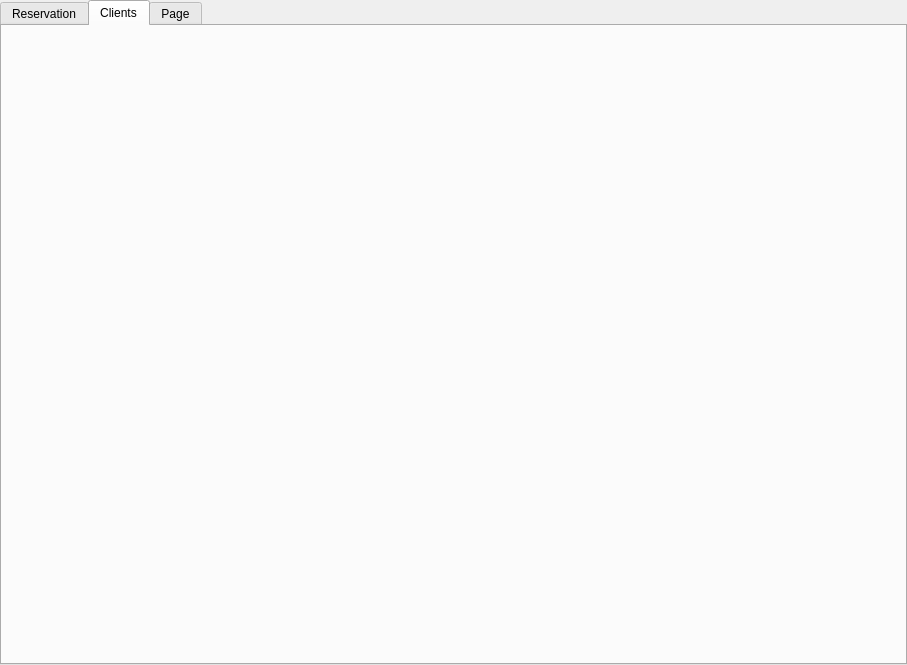
First picture: the form in ui/reservation.ui, repository Dimalko/telo2, before the edit.
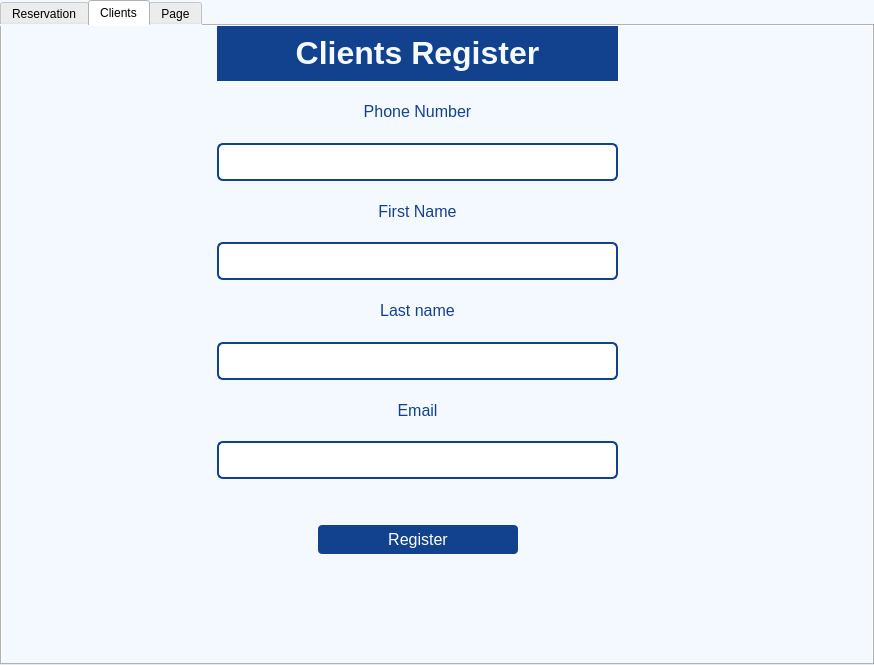
Second picture: the form after the edit. The open tabs and pages were chosen to show the change.

Commit message:
client register
Εχω κανει να κανω register των clinet να εμφανιζω τα cleints και τα tours και search bars και για τα δυο αυριο θα κανω να εμφανιζει αναλογα με το tour τα σωστα hotels ωστε να κανω το reservation

Patch:
```diff
--- a/ui/reservation.ui
+++ b/ui/reservation.ui
@@ -6,7 +6,7 @@
    <rect>
     <x>0</x>
     <y>0</y>
-    <width>907</width>
+    <width>874</width>
     <height>665</height>
    </rect>
   </property>
@@ -15,75 +15,60 @@
   </property>
   <property name="styleSheet">
    <string notr="true">QWidget{
-font: 57 8pt &quot;Yu Gothic Medium&quot;;
+background-color: rgb(243, 249, 254);
+}
+
+
+QLabel{
+color: rgb(18, 65, 141);
+font-size:16px;
+padding-bottom: 0px;
+text-align: center;
+}
+
+QLineEdit{
+background-color: rgb(255, 255, 255);
+border: 2px solid; 
+border-radius: 6px; 
+border-color:rgb(18, 65, 141);
+padding: 8px;
+color: rgb(18, 65, 141);
+font-size:14px;
 }
 
 QPushButton{
 color:#fff;
 border: 0px;
-font-size: 14px;
+font-size: 16px;
 padding: 5px;
-background-color: rgb(8, 123, 225);
+background-color: rgb(18, 65, 141);
+border-radius:4px;
 }
 
 QPushButton:hover{
 background-color: rgb(47, 142, 228);
 }
-
-QTableWidget {
-border:none;
-background-color: white; 
-alternate-background-color: #f0f0f0;
+QListWidget {
+    background-color: white;
+    border: 2px solid rgb(18, 65, 141);
+    border-radius: 6px;
+    alternate-background-color: #f0f0f0;
+    padding: 2px;
+    font-size: 14px;
+    color: rgb(18, 65, 141);
 }
 
-QHeaderView::section {
-    background-color: rgb(18, 65, 141);            
-	color: rgb(243, 249, 254);
-    font: 57 8pt &quot;Yu Gothic Medium&quot;;
-    padding: 5px;
-    border: 1px solid rgb(24, 89, 193); 
+QListWidget::item {
+    padding: 6px;
+    border-bottom: 1px solid #e0e0e0;
 }
 
-#QTableWidget QTableCornerButton::section {
-    background-color: #74b9ff; /* Top-left corner color */
-    border: 1px solid #0984e3;
-	border-radius:5px;
+QListWidget::item:selected {
+    background-color: rgb(18, 65, 141);
+    color: white;
+    border-radius: 4px;
 }
-
-QScrollBar:horizontal {
-    border: none;
-    background: #dfe6e9;  /* Background color of the scrollbar track */
-    height: 12px;  /* Thickness of the scrollbar */
-    margin: 0px 0px 0px 0px;
-}
-
-QScrollBar::handle:horizontal {
-    background: #0984e3; /* Color of the scrollbar handle (slider) */
-    min-width: 20px; /* Minimum width of the handle */
-    border-radius: 6px; /* Rounded edges */
-}
-
-QScrollBar::handle:horizontal:hover {
-    background: #74b9ff; /* Lighter color when hovered */
-}
-
-QScrollBar::add-line:horizontal, QScrollBar::sub-line:horizontal {
-    background: none; /* Removes the small arrow buttons */
-}
-
-QScrollBar::add-page:horizontal, QScrollBar::sub-page:horizontal {
-    background: none; /* Keeps empty space color same */
-}
-
-QListWidget{
-	border: 1px solid rgb(161, 161, 161);	
-	border-radius:10px;
-}
-
-QLineEdit{
-	border: 1px solid rgb(18, 65, 141);	
-	border-radius: 9px;
-}</string>
+</string>
   </property>
   <widget class="QWidget" name="centralwidget">
    <property name="styleSheet">
@@ -214,6 +199,179 @@
        <attribute name="title">
         <string>Clients</string>
        </attribute>
+       <widget class="QWidget" name="widget" native="true">
+        <property name="geometry">
+         <rect>
+          <x>215</x>
+          <y>0</y>
+          <width>401</width>
+          <height>528</height>
+         </rect>
+        </property>
+        <property name="styleSheet">
+         <string notr="true"/>
+        </property>
+        <layout class="QGridLayout" name="gridLayout">
+         <item row="4" column="0">
+          <widget class="QLineEdit" name="FirstNameInput">
+           <property name="styleSheet">
+            <string notr="true"/>
+           </property>
+          </widget>
+         </item>
+         <item row="1" column="0">
+          <widget class="QLabel" name="PhoneNumberLabel">
+           <property name="text">
+            <string>&lt;html&gt;&lt;head/&gt;&lt;body&gt;&lt;p align=&quot;center&quot;&gt;&lt;span style=&quot; font-size:12pt;&quot;&gt;Phone Number&lt;/span&gt;&lt;/p&gt;&lt;/body&gt;&lt;/html&gt;</string>
+           </property>
+          </widget>
+         </item>
+         <item row="8" column="0">
+          <widget class="QLineEdit" name="EmailInput">
+           <property name="styleSheet">
+            <string notr="true"/>
+           </property>
+          </widget>
+         </item>
+         <item row="6" column="0">
+          <widget class="QLineEdit" name="LastNameInput">
+           <property name="styleSheet">
+            <string notr="true"/>
+           </property>
+          </widget>
+         </item>
+         <item row="2" column="0">
+          <widget class="QLineEdit" name="PhoneNumberInput">
+           <property name="styleSheet">
+            <string notr="true"/>
+           </property>
+          </widget>
+         </item>
+         <item row="9" column="0">
+          <spacer name="verticalSpacer">
+           <property name="orientation">
+            <enum>Qt::Vertical</enum>
+           </property>
+           <property name="sizeType">
+            <enum>QSizePolicy::Minimum</enum>
+           </property>
+           <property name="sizeHint" stdset="0">
+            <size>
+             <width>20</width>
+             <height>40</height>
+            </size>
+           </property>
+          </spacer>
+         </item>
+         <item row="5" column="0">
+          <widget class="QLabel" name="LastNameLabel">
+           <property name="text">
+            <string>&lt;html&gt;&lt;head/&gt;&lt;body&gt;&lt;p align=&quot;center&quot;&gt;&lt;span style=&quot; font-size:12pt;&quot;&gt;Last name&lt;/span&gt;&lt;/p&gt;&lt;/body&gt;&lt;/html&gt;</string>
+           </property>
+          </widget>
+         </item>
+         <item row="0" column="0">
+          <widget class="QWidget" name="labelWidget" native="true">
+           <property name="styleSheet">
+            <string notr="true">background-color: rgb(18, 65, 141);</string>
+           </property>
+           <layout class="QHBoxLayout" name="horizontalLayout_3">
+            <item>
+             <widget class="QLabel" name="client_label">
+              <property name="styleSheet">
+               <string notr="true">color: rgb(243, 249, 254);</string>
+              </property>
+              <property name="text">
+               <string>&lt;html&gt;&lt;head/&gt;&lt;body&gt;&lt;p align=&quot;center&quot;&gt;&lt;span style=&quot; font-size:24pt; font-weight:600;&quot;&gt;Clients Register&lt;/span&gt;&lt;/p&gt;&lt;/body&gt;&lt;/html&gt;</string>
+              </property>
+             </widget>
+            </item>
+           </layout>
+          </widget>
+         </item>
+         <item row="10" column="0">
+          <layout class="QHBoxLayout" name="horizontalLayout_4">
+           <item>
+            <spacer name="horizontalSpacer_3">
+             <property name="orientation">
+              <enum>Qt::Horizontal</enum>
+             </property>
+             <property name="sizeHint" stdset="0">
+              <size>
+               <width>40</width>
+               <height>20</height>
+              </size>
+             </property>
+            </spacer>
+           </item>
+           <item>
+            <widget class="QPushButton" name="add_Client_button">
+             <property name="enabled">
+              <bool>true</bool>
+             </property>
+             <property name="sizePolicy">
+              <sizepolicy hsizetype="Minimum" vsizetype="Fixed">
+               <horstretch>0</horstretch>
+               <verstretch>0</verstretch>
+              </sizepolicy>
+             </property>
+             <property name="minimumSize">
+              <size>
+               <width>200</width>
+               <height>25</height>
+              </size>
+             </property>
+             <property name="maximumSize">
+              <size>
+               <width>200</width>
+               <height>16777215</height>
+              </size>
+             </property>
+             <property name="cursor">
+              <cursorShape>PointingHandCursor</cursorShape>
+             </property>
+             <property name="styleSheet">
+              <string notr="true"/>
+             </property>
+             <property name="text">
+              <string>Register</string>
+             </property>
+            </widget>
+           </item>
+           <item>
+            <spacer name="horizontalSpacer_4">
+             <property name="orientation">
+              <enum>Qt::Horizontal</enum>
+             </property>
+             <property name="sizeHint" stdset="0">
+              <size>
+               <width>40</width>
+               <height>20</height>
+              </size>
+             </property>
+            </spacer>
+           </item>
+          </layout>
+         </item>
+         <item row="3" column="0">
+          <widget class="QLabel" name="FirstNameLabel">
+           <property name="text">
+            <string>&lt;html&gt;&lt;head/&gt;&lt;body&gt;&lt;p align=&quot;center&quot;&gt;&lt;span style=&quot; font-size:12pt;&quot;&gt;First Name&lt;/span&gt;&lt;/p&gt;&lt;/body&gt;&lt;/html&gt;</string>
+           </property>
+          </widget>
+         </item>
+         <item row="7" column="0">
+          <widget class="QLabel" name="EmailLabel">
+           <property name="styleSheet">
+            <string notr="true"/>
+           </property>
+           <property name="text">
+            <string>&lt;html&gt;&lt;head/&gt;&lt;body&gt;&lt;p align=&quot;center&quot;&gt;&lt;span style=&quot; font-size:12pt;&quot;&gt;Email&lt;/span&gt;&lt;/p&gt;&lt;/body&gt;&lt;/html&gt;</string>
+           </property>
+          </widget>
+         </item>
+        </layout>
+       </widget>
       </widget>
       <widget class="QWidget" name="tab_3">
        <attribute name="title">
```
Left out of the diff: 35 changed lines with no effect on the pictures. The commit also changes 7 other files.
